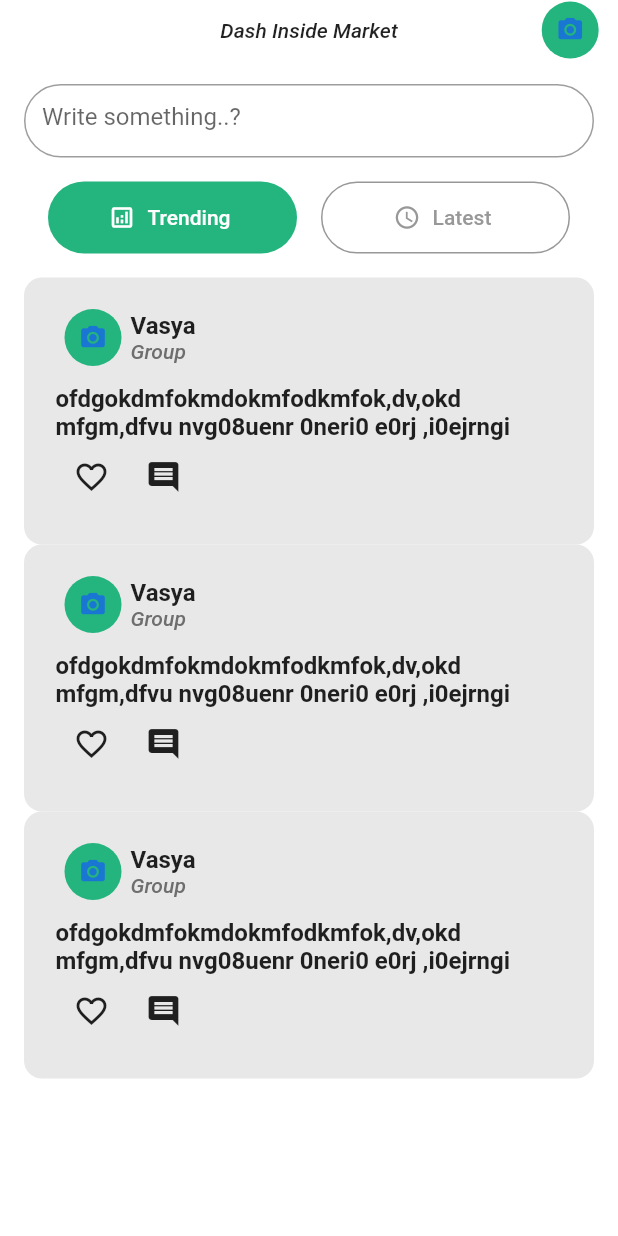
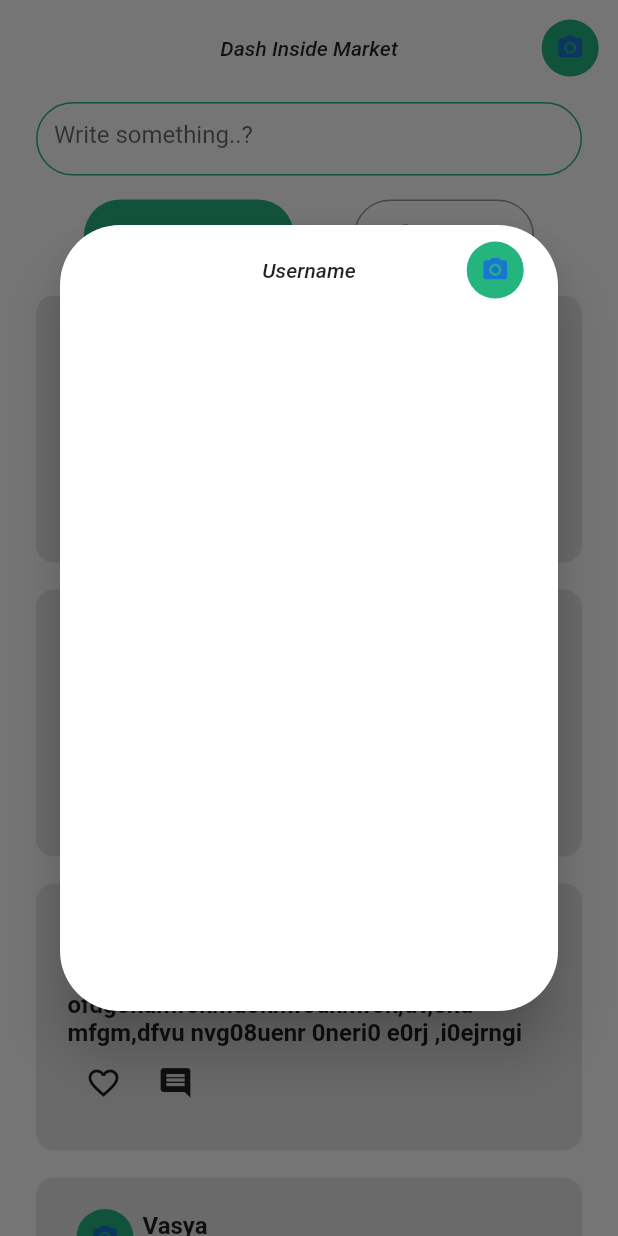
Before and after one commit to Dash-Inside/Marketplace, a Flutter app: the screen it shows after launch, after a tap on the "photo camera" icon, on a phone screen of 412 x 824 dp. Run offline on Flutter 3.47's test engine with Material 2 defaults, Android fonts, the phone set to English and light mode, and no system bars; our stand-ins replace dartz, equatable.

Commit message:
feat: add front

```diff
--- a/lib/src/presentation/pages/home_page.dart
+++ b/lib/src/presentation/pages/home_page.dart
@@ -1,5 +1,5 @@
 import 'package:flutter/material.dart';
-import 'package:marketplace/src/presentation/widgets/custom_app_bar.dart';
+import 'package:marketplace/src/presentation/widgets/custom_app_bar_with_button_widget.dart.dart';
 import 'package:marketplace/src/presentation/widgets/news_widget.dart';
 
 class HomePage extends StatelessWidget {
@@ -11,18 +11,33 @@ class HomePage extends StatelessWidget {
       backgroundColor: Colors.white,
       body: Column(
         children: [
-          CustomAppBarWidget(title: 'Dash Inside Market'),
-          Container(
-            margin: EdgeInsets.all(16.0),
-            child: Column(
-              children: [
-                SizedBox(
+          Padding(
+            padding: const EdgeInsets.only(top: 12.0),
+            child: CustomAppBarWithButtonWidget(title: 'Dash Inside Market'),
+          ),
+          Padding(
+            padding: const EdgeInsets.only(
+              left: 24.0,
+              top: 16.0,
+              right: 24.0,
+            ),
+            child: SizedBox(
               height: 49.0,
               child: TextField(
                 decoration: InputDecoration(
+                  enabledBorder: OutlineInputBorder(
+                    borderSide: BorderSide(
+                      color: Color.fromRGBO(36, 180, 126, 1),
+                    ),
+                    borderRadius: BorderRadius.circular(88.0),
+                  ),
                   hintText: 'Write something..?',
                   border: OutlineInputBorder(
+                    borderSide: BorderSide(
+                      color: Color.fromRGBO(36, 180, 126, 1),
+                    ),
                     borderRadius: BorderRadius.circular(88.0),
+                  ),
                 ),
               ),
             ),
@@ -32,8 +47,8 @@ class HomePage extends StatelessWidget {
             child: Row(
               mainAxisAlignment: MainAxisAlignment.spaceEvenly,
               children: [
-                      Expanded(
-                        child: SizedBox(
+                SizedBox(
+                  width: 140.0,
                   height: 48.0,
                   child: FilledButton.icon(
                     icon: Icon(Icons.analytics_outlined),
@@ -41,17 +56,15 @@ class HomePage extends StatelessWidget {
                     label: Text('Trending'),
                   ),
                 ),
-                      ),
+                // SizedBox(
+                //   width: 16.0,
+                // ),
                 SizedBox(
-                        width: 16.0,
-                      ),
-                      Expanded(
-                        child: SizedBox(
+                  width: 120.0,
                   height: 48.0,
                   child: FilledButton.icon(
                     style: ButtonStyle(
-                              backgroundColor:
-                                  MaterialStatePropertyAll(Colors.white),
+                      backgroundColor: MaterialStatePropertyAll(Colors.white),
                       side: MaterialStatePropertyAll(
                         BorderSide(
                           color: Color.fromRGBO(152, 152, 152, 1),
@@ -71,10 +84,11 @@ class HomePage extends StatelessWidget {
                     ),
                   ),
                 ),
-                      ),
               ],
             ),
           ),
+          Expanded(
+            child: ListView(children: [
               NewsWidget(
                   groupText: 'Group',
                   userName: 'Vasya',
@@ -90,8 +104,17 @@ class HomePage extends StatelessWidget {
                   userName: 'Vasya',
                   newsText:
                       'ofdgokdmfokmdokmfodkmfok,dv,okd mfgm,dfvu nvg08uenr 0neri0 e0rj ,i0ejrngi'),
-              ],
-            ),
+              NewsWidget(
+                  groupText: 'Group',
+                  userName: 'Vasya',
+                  newsText:
+                      'ofdgokdmfokmdokmfodkmfok,dv,okd mfgm,dfvu nvg08uenr 0neri0 e0rj ,i0ejrngi'),
+              NewsWidget(
+                  groupText: 'Group',
+                  userName: 'Vasya',
+                  newsText:
+                      'ofdgokdmfokmdokmfodkmfok,dv,okd mfgm,dfvu nvg08uenr 0neri0 e0rj ,i0ejrngi'),
+            ]),
           ),
         ],
       ),
--- a/lib/src/presentation/widgets/custom_app_bar.dart
+++ b/lib/src/presentation/widgets/custom_app_bar_widget.dart
@@ -2,6 +2,7 @@ import 'package:flutter/material.dart';
 
 class CustomAppBarWidget extends StatelessWidget {
   final String title;
+
   const CustomAppBarWidget({required this.title, super.key});
 
   @override
@@ -29,10 +30,9 @@ class CustomAppBarWidget extends StatelessWidget {
             child: CircleAvatar(
               radius: 19,
               backgroundColor: Color.fromRGBO(36, 180, 126, 1),
-              child: IconButton(
-                iconSize: 19,
-                icon: Icon(Icons.photo_camera),
-                onPressed: () {},
+              child: Icon(
+                Icons.photo_camera,
+                size: 19.0,
               ),
             ),
           ),
--- /dev/null
+++ b/lib/src/presentation/widgets/custom_app_bar_with_button_widget.dart.dart
@@ -0,0 +1,68 @@
+import 'package:flutter/material.dart';
+import 'package:marketplace/src/presentation/widgets/custom_app_bar_widget.dart';
+
+class CustomAppBarWithButtonWidget extends StatelessWidget {
+  final String title;
+
+  const CustomAppBarWithButtonWidget({required this.title, super.key});
+
+  @override
+  Widget build(BuildContext context) {
+    return Stack(
+      children: [
+        SizedBox(
+          height: 40.0,
+        ),
+        Center(
+          child: Text(
+            title,
+            style: TextStyle(
+              height: 2.3,
+              fontSize: 14.0,
+              fontWeight: FontWeight.w500,
+              fontStyle: FontStyle.italic,
+            ),
+          ),
+        ),
+        Positioned(
+          right: MediaQuery.of(context).size.width / 32,
+          child: SizedBox(
+            height: 40.0,
+            child: CircleAvatar(
+              radius: 19,
+              backgroundColor: Color.fromRGBO(36, 180, 126, 1),
+              child: IconButton(
+                iconSize: 19,
+                icon: Icon(Icons.photo_camera),
+                onPressed: () {
+                  showDialog(
+                    context: context,
+                    builder: (context) {
+                      return Dialog(
+                        shape: RoundedRectangleBorder(
+                          borderRadius: BorderRadius.circular(40),
+                        ),
+                        elevation: 16,
+                        child: Container(
+                          height: 524.0,
+                          width: 366.0,
+                          child: Column(
+                            children: [
+                              Container(
+                                  margin: EdgeInsets.all(10.0),
+                                  child: CustomAppBarWidget(title: 'Username')),
+                            ],
+                          ),
+                        ),
+                      );
+                    },
+                  );
+                },
+              ),
+            ),
+          ),
+        ),
+      ],
+    );
+  }
+}
--- a/lib/src/presentation/widgets/news_widget.dart
+++ b/lib/src/presentation/widgets/news_widget.dart
@@ -14,6 +14,11 @@ class NewsWidget extends StatelessWidget {
   @override
   Widget build(BuildContext context) {
     return Container(
+      margin: EdgeInsets.only(
+        bottom: 18.0,
+        left: 24.0,
+        right: 24.0,
+      ),
       decoration: BoxDecoration(
         color: Color.fromRGBO(232, 232, 232, 1),
         borderRadius: BorderRadius.circular(12.0),
```
Lines whose indentation alone changed are shown as unchanged.
